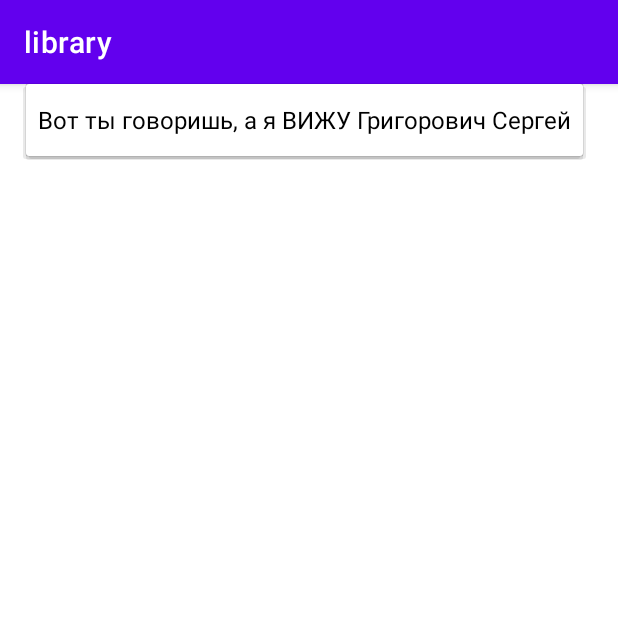
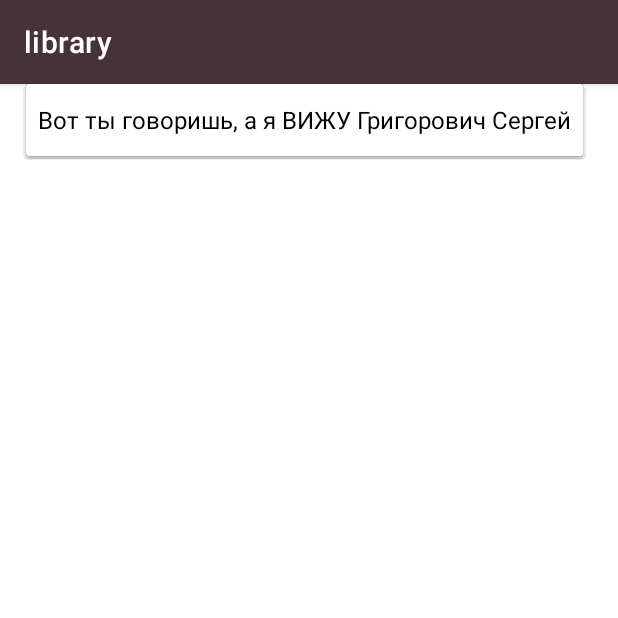
Before and after one commit to ilookhandsometoday/library, an Android app: the screen it shows after launch (MainActivity), after a tap on an icon or button, on a phone screen of 412 x 824 dp, the top half of it. Run offline under Robolectric (Android 15) with nearby library versions, the phone set to English and light mode, and no system bars; our stand-ins replace Room's generated code.

Commit message:
Added themes

```diff
--- a/app/src/main/res/values/themes.xml
+++ b/app/src/main/res/values/themes.xml
@@ -1,16 +1,29 @@
 <resources xmlns:tools="http://schemas.android.com/tools">
     <!-- Base application theme. -->
     <style name="Theme.Library" parent="Theme.MaterialComponents.DayNight.DarkActionBar">
-        <!-- Primary brand color. -->
-        <item name="colorPrimary">@color/purple_500</item>
-        <item name="colorPrimaryVariant">@color/purple_700</item>
+        <item name="colorPrimary">#48323A</item>
+        <item name="colorPrimaryVariant">#24191D</item>
         <item name="colorOnPrimary">@color/white</item>
-        <!-- Secondary brand color. -->
-        <item name="colorSecondary">@color/teal_200</item>
-        <item name="colorSecondaryVariant">@color/teal_700</item>
-        <item name="colorOnSecondary">@color/black</item>
+
+        <item name="colorSecondary">#EFD09E</item>
+        <item name="colorSecondaryVariant">#e8ad7b</item>
+        <item name="colorOnSecondary">#1A1F23</item>
         <!-- Status bar color. -->
         <item name="android:statusBarColor" tools:targetApi="l">?attr/colorPrimaryVariant</item>
         <!-- Customize your theme here. -->
     </style>
+    <style name="Theme.Library.BigLabel">
+        <item name="android:textStyle">bold</item>
+        <item name="android:textColor">#2C343A</item>
+        <item name="android:textSize">20dp</item>
+    </style>
+    <style name="Theme.Library.Label">
+        <item name="android:textColor">#2C343A</item>
+        <item name="android:textSize">20dp</item>
+    </style>
+    <style name="Theme.Library.Button">
+        <item name="android:textColor">#2C343A</item>
+        <item name="android:backgroundTint">?attr/colorSecondaryVariant</item>
+    </style>
+
 </resources>
```
